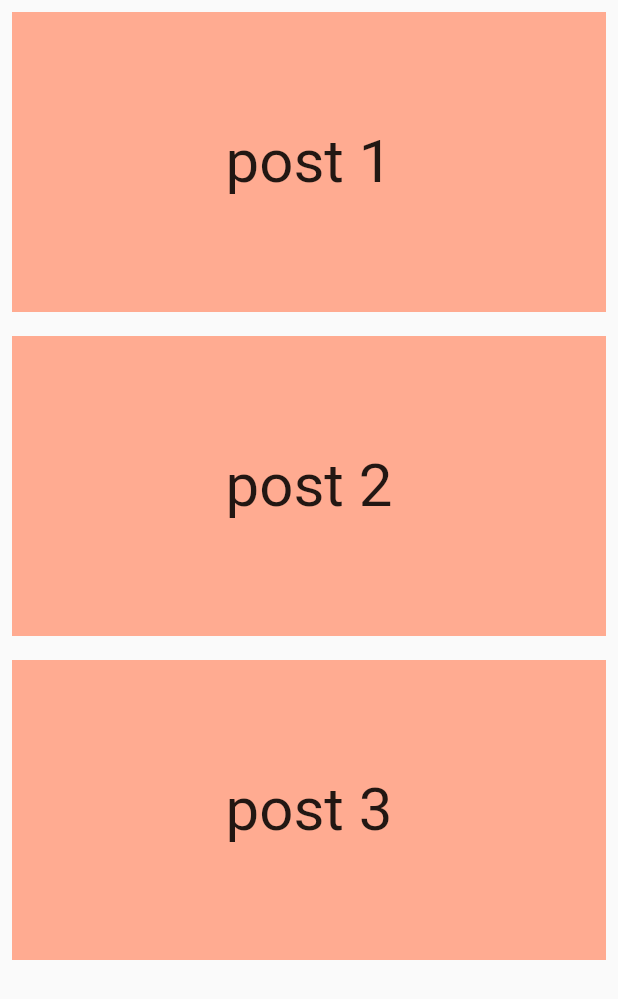
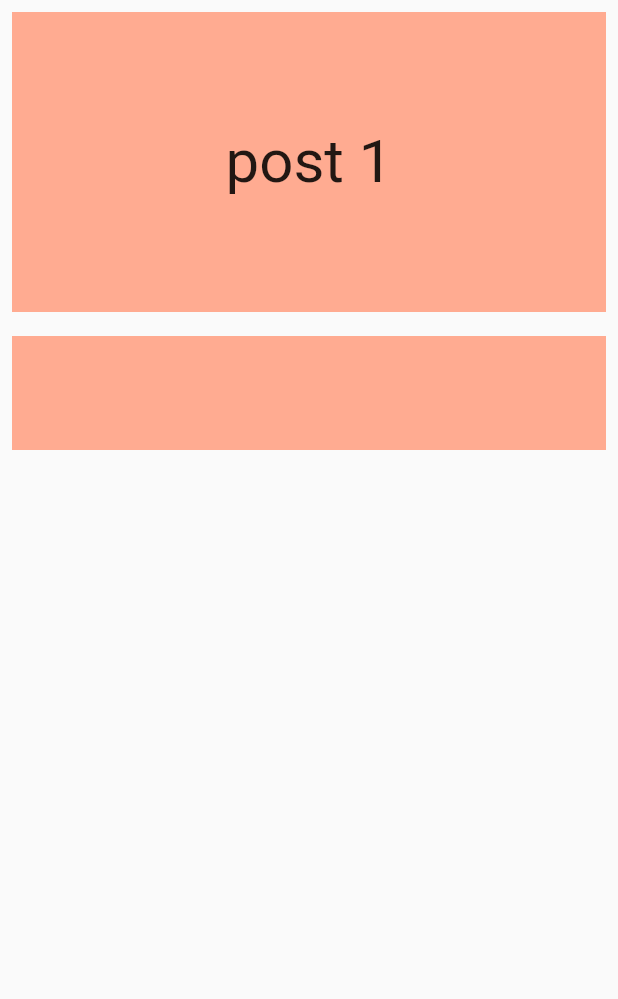
Before and after one commit to asahaya/widget_of_the_day_220813, a Flutter app: the screen it shows after launch, on a phone screen of 412 x 824 dp. Shown: the top 999 px of the screen. Run offline on Flutter 3.47's test engine with Material 2 defaults, Android fonts, the phone set to English and light mode, and no system bars.

Commit message:
表示範囲指定

```diff
--- a/lib/no04_ListView_Builder.dart
+++ b/lib/no04_ListView_Builder.dart
@@ -19,7 +19,11 @@ class _No04_ListView_BuilderState extends State<No04_ListView_Builder> {
     return MaterialApp(
       debugShowCheckedModeBanner: false,
       home: Scaffold(
-        body: ListView.builder(
+        body: Column(
+          children: [
+            Container(
+              height: 300,
+              child: ListView.builder(
                   //個数
                   itemCount: _posts.length,
                   itemBuilder: (context, index) {
@@ -27,6 +31,9 @@ class _No04_ListView_BuilderState extends State<No04_ListView_Builder> {
                       childText: _posts[index],
                     );
                   }),
+            ),
+          ],
+        ),
       ),
     );
   }
@@ -46,6 +53,7 @@ class MySquare extends StatelessWidget {
     return Padding(
       padding: const EdgeInsets.all(8.0),
       child: Container(
+        alignment: Alignment.center,
         height: 200,
         color: Colors.deepOrange[200],
         child: Center(
```
Lines whose indentation alone changed are shown as unchanged.
